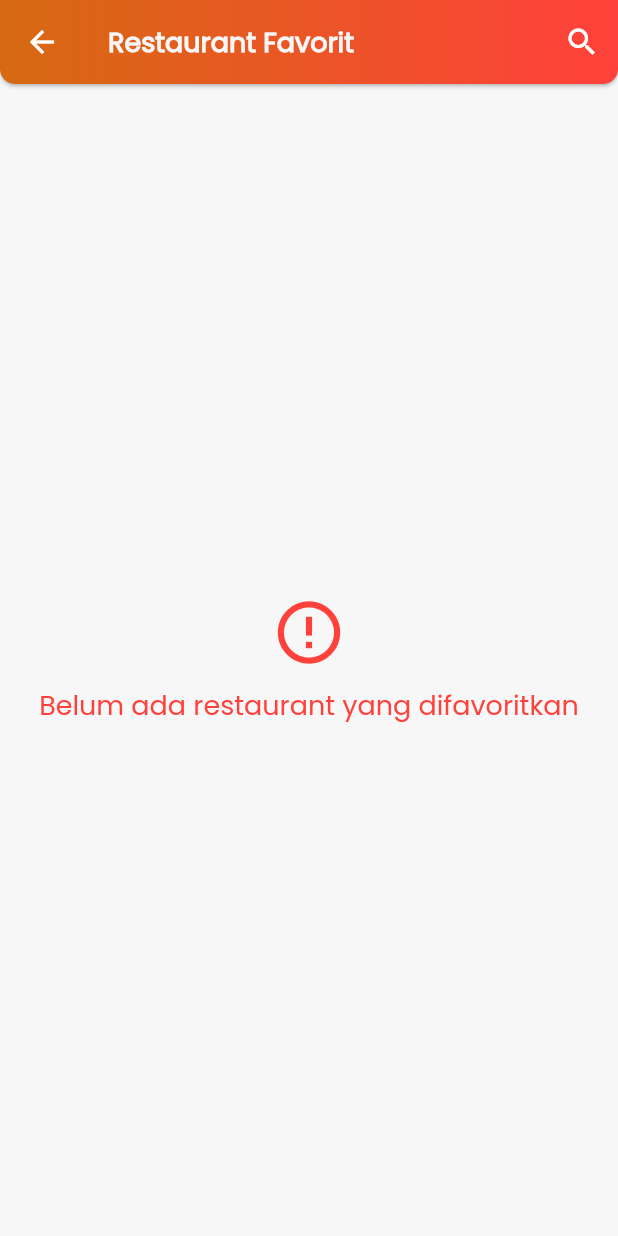
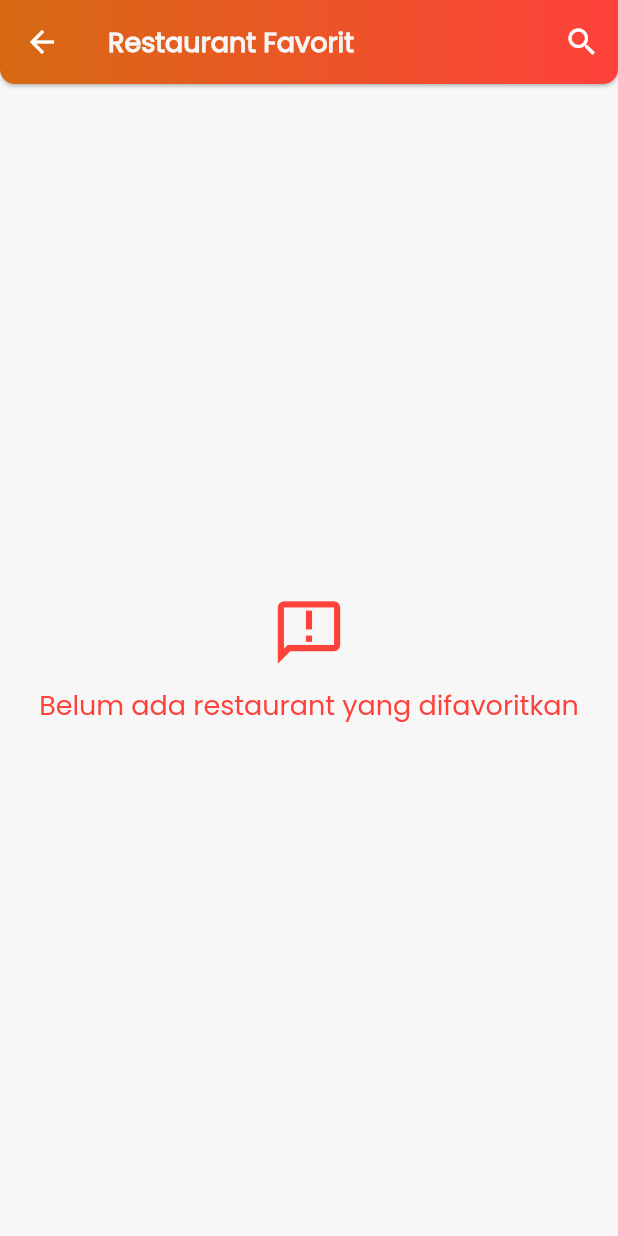
Before and after one commit to solehudin5699/Restopedia, a Flutter app: the FavouriteRestaurant screen opened by its route, on a phone screen of 412 x 824 dp. Run offline on Flutter 3.47's test engine with Material 2 defaults, Android fonts, the light colour scheme and no system bars; our stand-ins replace expandable_text, flutter_local_notifications, rxdart, shared_preferences, sqflite; missing offline and left inert: android_alarm_manager_plus; accounts and stored records are empty; network calls fail.

Commit message:
update functional seach favourite resto

```diff
--- a/lib/ui/favourite_restaurant.dart
+++ b/lib/ui/favourite_restaurant.dart
@@ -90,6 +90,8 @@ class _FavouriteRestaurantState extends State<FavouriteRestaurant> {
                             setState(() {
                               isShowSearchbar = false;
                             });
+                            state.getFavouriteRestaurants(null);
+                            _controllerKeyword.clear();
                           },
                           icon: const Icon(Icons.arrow_back),
                         ),
@@ -138,6 +140,10 @@ class _FavouriteRestaurantState extends State<FavouriteRestaurant> {
       ),
       body: Consumer<DatabaseProvider>(
         builder: (context, state, _) {
+          if (_controllerKeyword.text.isEmpty) {
+            state.getFavouriteRestaurants(null);
+          }
+
           if (state.state == ResultState.hasData) {
             return MasonryGridView.count(
               crossAxisCount: 1,
@@ -149,7 +155,14 @@ class _FavouriteRestaurantState extends State<FavouriteRestaurant> {
               },
             );
           } else if (state.state == ResultState.noData) {
-            return ErrorMessage(message: state.message);
+            return ErrorMessage(
+              message: state.message,
+              icon: const Icon(
+                Icons.announcement_outlined,
+                size: 50,
+                color: Color.fromARGB(255, 255, 65, 59),
+              ),
+            );
           } else {
             return const ErrorMessage(message: 'Terjadi kesalahan');
           }
```
